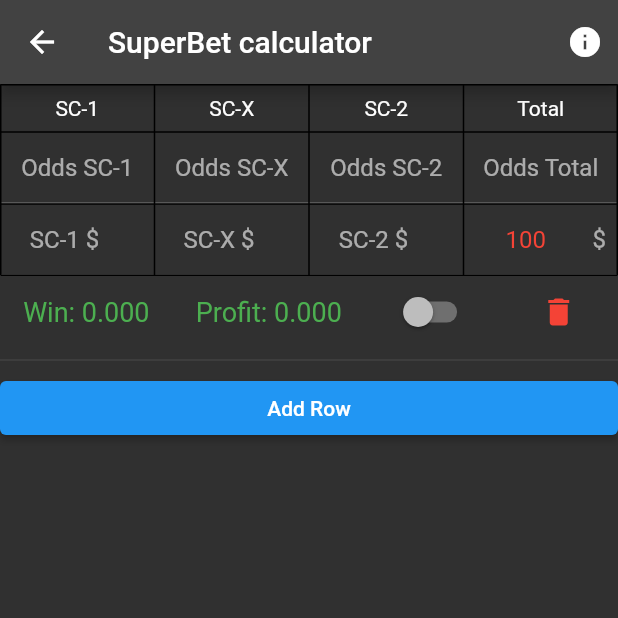
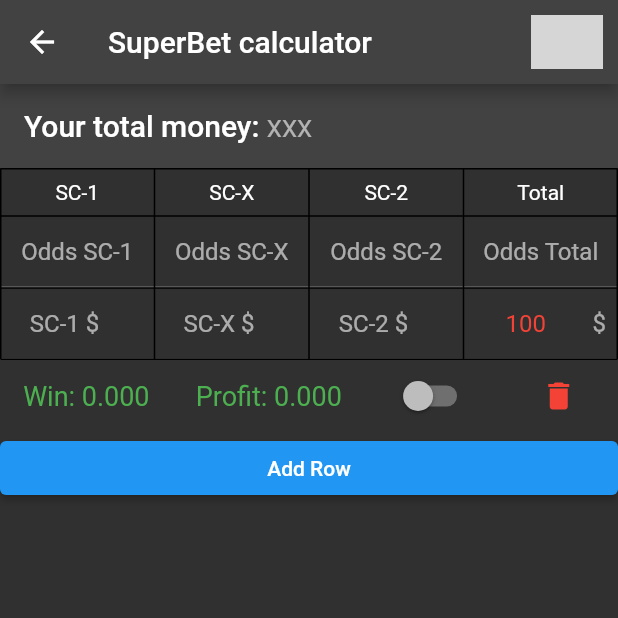
Before and after one commit to Teoneag/Jarvis-0, a Flutter app: the SuperBetCalculator screen opened by its route, after a tap on "Add Row", on a phone screen of 412 x 824 dp, the top half of it. Run offline on Flutter 3.47's test engine with Material 2 defaults, Android fonts, the phone set to English and light mode, and no system bars; missing offline and left inert: info_popup; statements that could not run were skipped; grey boxes are pictures that could not be loaded.

Commit message:
bet-totalMoeny-step-3

```diff
--- a/lib/superbet_calculator/superbet_calculator.dart
+++ b/lib/superbet_calculator/superbet_calculator.dart
@@ -17,21 +17,38 @@ class SuperBetCalculator extends StatefulWidget {
 
 class _SuperBetCalculatorState extends State<SuperBetCalculator> {
   List<Bet> listItems = [];
+  final TextEditingController _totalMoneyC = TextEditingController();
 
   @override
   void dispose() {
     for (var bet in listItems) {
       bet.dispose();
     }
+    _totalMoneyC.dispose();
     super.dispose();
+  }
+
+  void _updateTotalMoney() {
+    for (int i = 0; i < listItems.length; i++) {
+      var bet = listItems[i];
+      setState(() {
+        bet.moneyInC[3].text = _totalMoneyC.text;
+      });
+      bet.lastInput = 3;
+      _updateMoney(index: i);
+    }
   }
 
   void addRow() {
     final uid = const Uuid().v4();
     setState(() {
+      if (_totalMoneyC.text.isEmpty) {
         listItems.add(Bet(
           uid: uid,
         ));
+        return;
+      }
+      listItems.add(Bet(uid: uid, moneyInTotal: _totalMoneyC.text));
     });
   }
 
@@ -171,16 +188,43 @@ class _SuperBetCalculatorState extends State<SuperBetCalculator> {
           ),
         ],
       ),
-      body: ListView.separated(
-        itemCount: listItems.length + 1,
-        itemBuilder: (context, index) {
+      body: CustomScrollView(
+        slivers: [
+          SliverAppBar(
+            automaticallyImplyLeading: false,
+            pinned: true,
+            title: Row(
+              children: [
+                const Text('Your total money: '),
+                SizedBox(
+                  width: 40,
+                  height: 45,
+                  child: TextField(
+                    controller: _totalMoneyC,
+                    onChanged: (_) => _updateTotalMoney(),
+                    keyboardType: TextInputType.number,
+                    decoration: const InputDecoration(
+                      border: InputBorder.none,
+                      hintText: 'XXX',
+                      suffix: Text('\$'),
+                    ),
+                  ),
+                ),
+              ],
+            ),
+          ),
+          SliverList(
+            delegate: SliverChildBuilderDelegate(
+              childCount: listItems.length + 1,
+              (context, index) {
                 if (index < listItems.length) {
                   final bet = listItems[index];
                   return Column(
                     children: [
                       Table(
                         border: TableBorder.all(),
-                  defaultVerticalAlignment: TableCellVerticalAlignment.middle,
+                        defaultVerticalAlignment:
+                            TableCellVerticalAlignment.middle,
                         children: [
                           TableRow(
                             children: [
@@ -212,14 +256,16 @@ class _SuperBetCalculatorState extends State<SuperBetCalculator> {
                                   child: TextField(
                                     controller: bet.moneyInC[i],
                                     style: const TextStyle(color: Colors.red),
-                              onChanged: (value) => _updateMoney(index: index),
+                                    onChanged: (value) =>
+                                        _updateMoney(index: index),
                                     keyboardType: TextInputType.number,
                                     decoration: InputDecoration(
                                       hintText: '${columnNames[i]} \$',
                                       suffix: const Padding(
                                         padding: EdgeInsets.only(right: 8.0),
                                         child: Text('\$'),
-                                  )),
+                                      ),
+                                    ),
                                     textAlign: TextAlign.center,
                                   ),
                                 ),
@@ -232,14 +278,16 @@ class _SuperBetCalculatorState extends State<SuperBetCalculator> {
                                   TableCell(
                                     child: TextField(
                                       controller: bet.moneyFreeC[i],
-                                style: const TextStyle(color: Colors.orange),
+                                      style:
+                                          const TextStyle(color: Colors.orange),
                                       onChanged: (value) =>
                                           _updateMoney(index: index),
                                       keyboardType: TextInputType.number,
                                       decoration: InputDecoration(
                                           hintText: 'free ${columnNames[i]} \$',
                                           suffix: const Padding(
-                                      padding: EdgeInsets.only(right: 8.0),
+                                            padding:
+                                                EdgeInsets.only(right: 8.0),
                                             child: Text('\$'),
                                           )),
                                       textAlign: TextAlign.center,
@@ -254,12 +302,14 @@ class _SuperBetCalculatorState extends State<SuperBetCalculator> {
                         children: [
                           Text(
                             'Win: ${bet.moneyOut.toStringAsFixed(3)}',
-                      style: const TextStyle(color: Colors.green, fontSize: 18),
+                            style: const TextStyle(
+                                color: Colors.green, fontSize: 18),
                           ),
                           Text(
                             'Profit: ${bet.profit.toStringAsFixed(3)}',
                             style: TextStyle(
-                          color: bet.profit < 0 ? Colors.red : Colors.green,
+                                color:
+                                    bet.profit < 0 ? Colors.red : Colors.green,
                                 fontSize: 18),
                           ),
                           Switch(
@@ -288,7 +338,9 @@ class _SuperBetCalculatorState extends State<SuperBetCalculator> {
                   );
                 }
               },
-        separatorBuilder: (BuildContext context, int index) => const Divider(),
+            ),
+          ),
+        ],
       ),
     );
   }
```
Lines whose indentation alone changed are shown as unchanged.
